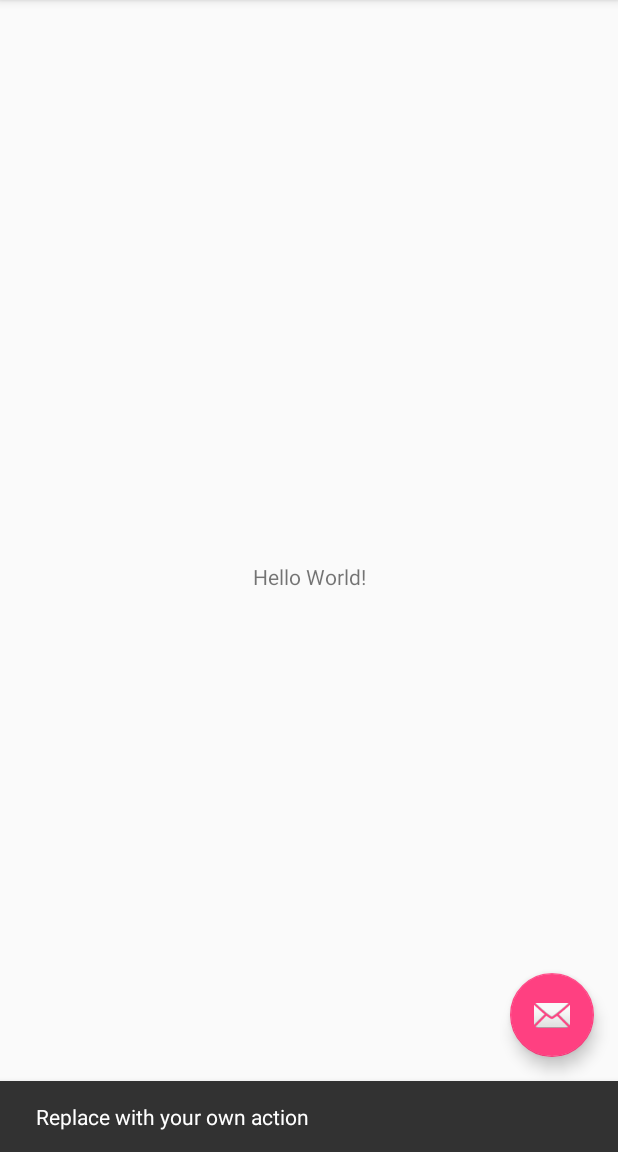
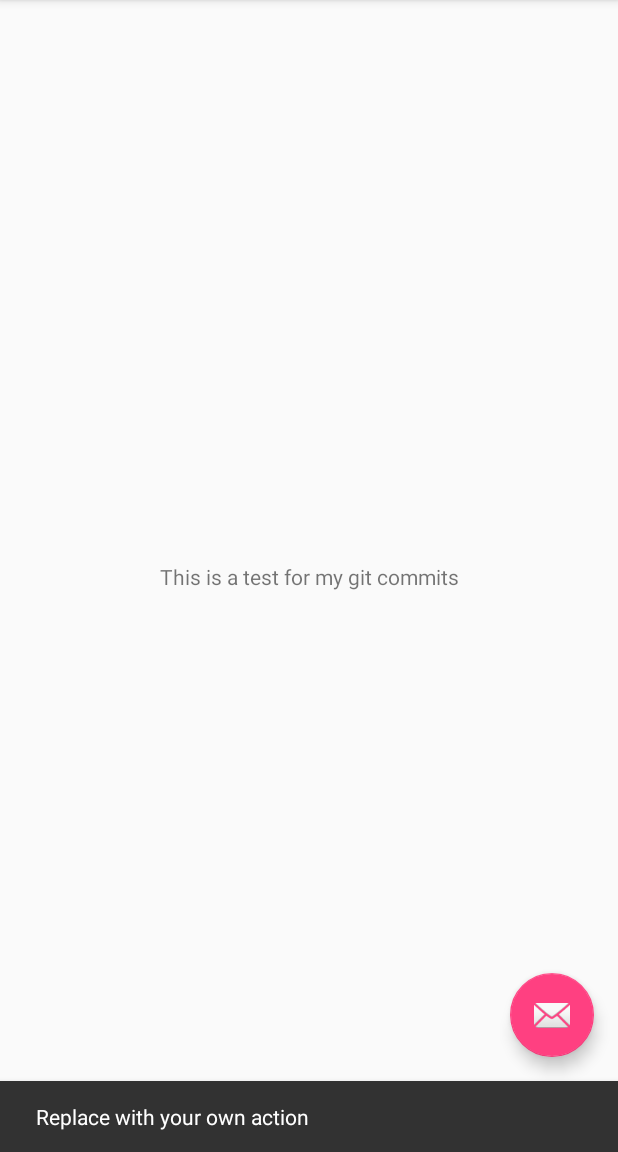
Before and after one commit to JasonSeanP/projectOneCSFoundations, an Android app: the screen it shows after launch (MainActivity), after a tap on an icon or button, on a phone screen of 412 x 824 dp, the part 84-1236 px from its top. Run offline under Robolectric (Android 15) with nearby library versions, the phone set to English and light mode, and no system bars.

Commit message:
Changed "Hello World!" to test if commits are working

```diff
--- a/app/src/main/res/layout/content_main.xml
+++ b/app/src/main/res/layout/content_main.xml
@@ -11,7 +11,7 @@
     <TextView
         android:layout_width="wrap_content"
         android:layout_height="wrap_content"
-        android:text="Hello World!"
+        android:text="This is a test for my git commits"
         app:layout_constraintBottom_toBottomOf="parent"
         app:layout_constraintLeft_toLeftOf="parent"
         app:layout_constraintRight_toRightOf="parent"
```
